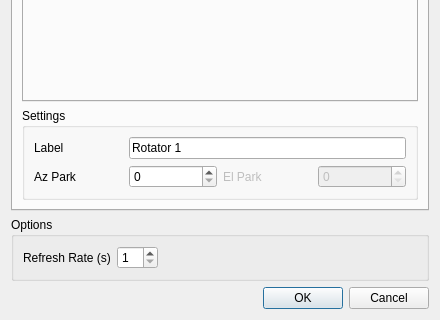
Qt form dialogrotator.ui (PianetaRadio/CatRotator) before a commit; both pictures show x 0 to 440 and y 180 to 500 of the 440 by 500 pixel window.
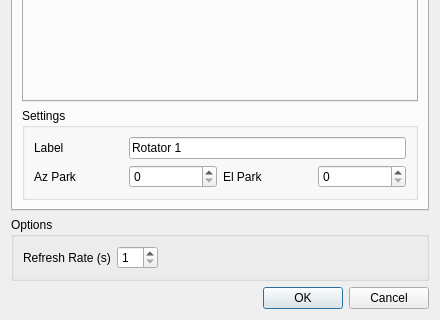
The same form after that commit.

What changed in the file:
```diff
--- a/dialogrotator.ui
+++ b/dialogrotator.ui
@@ -113,7 +113,7 @@
           <item row="1" column="2">
            <widget class="QLabel" name="label_elPark">
             <property name="enabled">
-             <bool>false</bool>
+             <bool>true</bool>
             </property>
             <property name="text">
              <string>El Park</string>
@@ -136,7 +136,7 @@
           <item row="1" column="3">
            <widget class="QSpinBox" name="spinBox_elPark">
             <property name="enabled">
-             <bool>false</bool>
+             <bool>true</bool>
             </property>
             <property name="maximum">
              <number>90</number>
```
Left out of the diff: 12 changed lines with no effect on the pictures.
